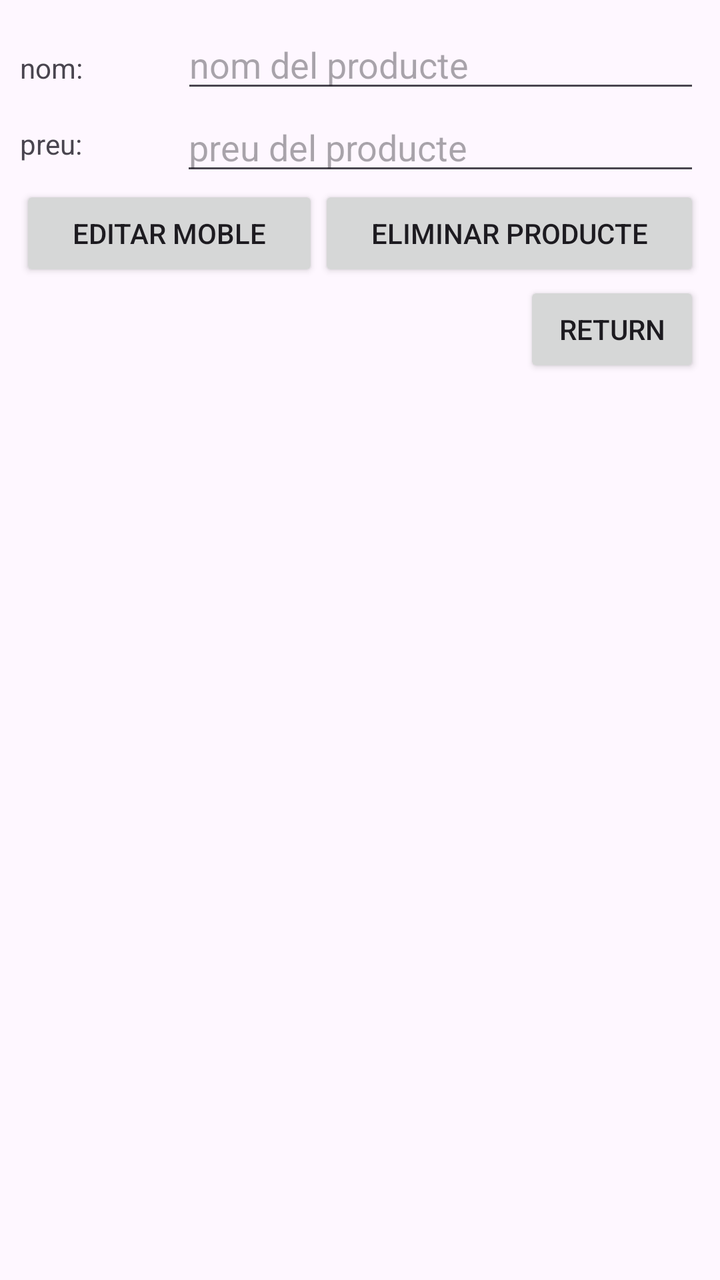
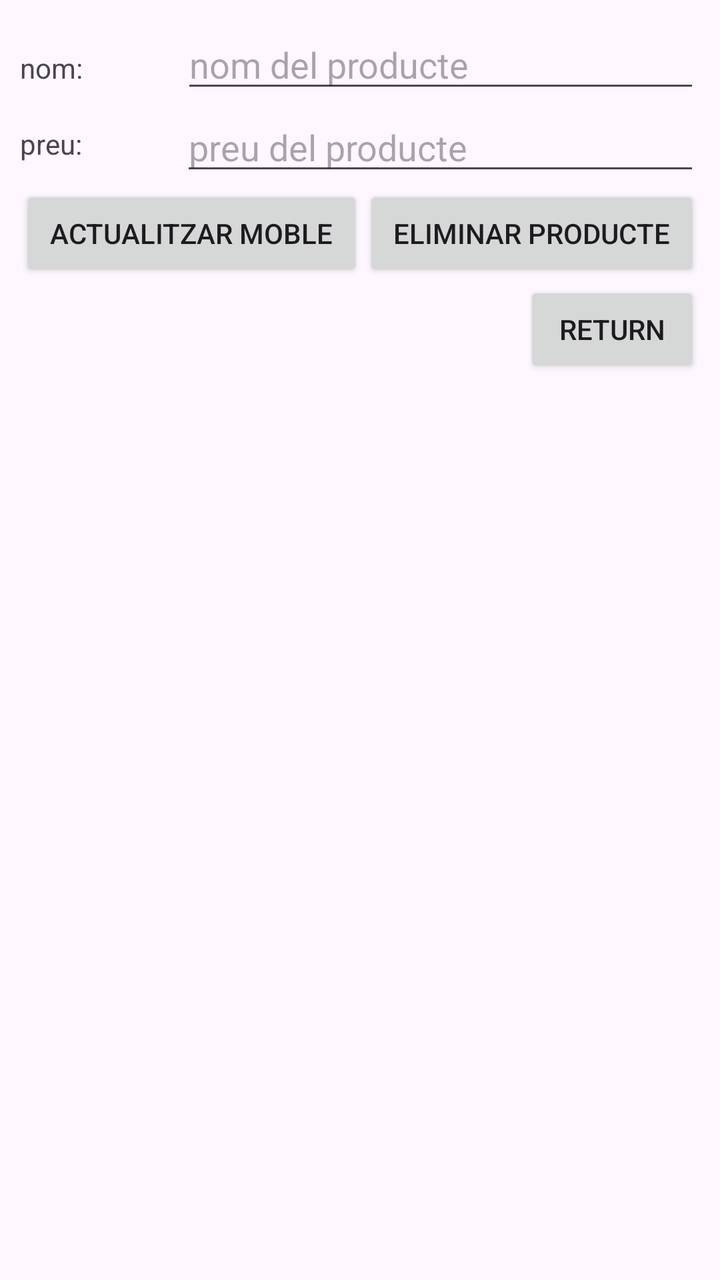

Two renders of the same Android screen: before a commit and after it. Below are the layout's source before the change and the commit's diff.
<!-- AndroidManifest.xml: application theme Theme.ProbaFirebase -->
<!-- res/layout/fragment_update.xml -->
<?xml version="1.0" encoding="utf-8"?>
<layout xmlns:tools="http://schemas.android.com/tools"
    xmlns:android="http://schemas.android.com/apk/res/android">
    <FrameLayout
        android:layout_width="match_parent"
        android:layout_height="match_parent"
        tools:context=".objectList.InsertFragment">

        <LinearLayout
            android:layout_margin="10dp"
            android:layout_width="match_parent"
            android:layout_height="match_parent"
            android:orientation="vertical">

            <LinearLayout
                android:layout_width="match_parent"
                android:layout_height="wrap_content"
                android:orientation="horizontal">

                <TextView
                    android:id="@+id/noModNom"
                    android:layout_width="wrap_content"
                    android:layout_height="wrap_content"
                    android:layout_weight="1"
                    android:text="@string/nom" />

                <EditText
                    android:id="@+id/editTextNom"
                    android:layout_width="wrap_content"
                    android:layout_height="wrap_content"
                    android:layout_weight="1"
                    android:ems="10"
                    android:inputType="text"
                    android:hint="@string/nom_del_producte" />

            </LinearLayout>

            <LinearLayout
                android:layout_width="match_parent"
                android:layout_height="wrap_content"
                android:orientation="horizontal">

                <TextView
                    android:id="@+id/noModPreu"
                    android:layout_width="wrap_content"
                    android:layout_height="wrap_content"
                    android:layout_weight="1"
                    android:layout_gravity="center"
                    android:text="@string/preu" />

                <EditText
                    android:id="@+id/editTextPreu"
                    android:layout_width="wrap_content"
                    android:layout_height="wrap_content"
                    android:ems="10"
                    android:layout_weight="1"
                    android:inputType="numberDecimal"
                    android:hint="@string/preu_del_producte"/>
            </LinearLayout>

            <LinearLayout
                android:layout_width="match_parent"
                android:layout_height="wrap_content"
                android:orientation="horizontal">

                <Button
                    android:id="@+id/updateButton"
                    android:layout_width="wrap_content"
                    android:layout_height="wrap_content"
                    android:layout_weight="1"
                    android:text="@string/editar_moble" />

                <Button
                    android:id="@+id/deleteButton"
                    android:layout_width="wrap_content"
                    android:layout_height="wrap_content"
                    android:layout_weight="1"
                    android:text="@string/eliminar_producte" />
            </LinearLayout>

            <Button
                android:id="@+id/returnButton"
                android:layout_width="wrap_content"
                android:layout_height="wrap_content"
                android:text="@string/returnto"
                android:layout_gravity="end"/>
        </LinearLayout>
    </FrameLayout>
</layout>
<!-- resources referenced by this layout -->
<resources>
  <string name="editar_moble">editar moble</string>
  <string name="eliminar_producte">eliminar producte</string>
  <string name="nom">nom:</string>
  <string name="nom_del_producte">nom del producte</string>
  <string name="preu">preu:</string>
  <string name="preu_del_producte">preu del producte</string>
  <string name="returnto">return</string>
  <style name="Theme.ProbaFirebase" parent="Base.Theme.ProbaFirebase" />
  <style name="Base.Theme.ProbaFirebase" parent="Theme.Material3.DayNight.NoActionBar">
          
          
      </style>
</resources>

<!-- the commit's change to res/layout/fragment_update.xml (unified diff, before → after) -->
@@ -68,7 +68,7 @@
                     android:layout_width="wrap_content"
                     android:layout_height="wrap_content"
                     android:layout_weight="1"
-                    android:text="@string/editar_moble" />
+                    android:text="@string/update_moble" />
 
                 <Button
                     android:id="@+id/deleteButton"
<!-- resource entries referenced after the edit -->
@@ -1,12 +1,12 @@
 <!-- resources referenced by this layout -->
 <resources>
-  <string name="editar_moble">editar moble</string>
   <string name="eliminar_producte">eliminar producte</string>
   <string name="nom">nom:</string>
   <string name="nom_del_producte">nom del producte</string>
   <string name="preu">preu:</string>
   <string name="preu_del_producte">preu del producte</string>
   <string name="returnto">return</string>
+  <string name="update_moble">actualitzar moble</string>
   <style name="Theme.ProbaFirebase" parent="Base.Theme.ProbaFirebase" />
   <style name="Base.Theme.ProbaFirebase" parent="Theme.Material3.DayNight.NoActionBar">
           
